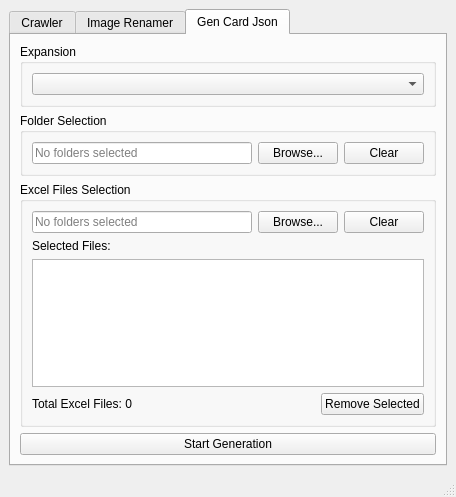
Above: gui.ui from sam9525/pokemon-tcgp-data-scripts before the change. Below: the same form after it.
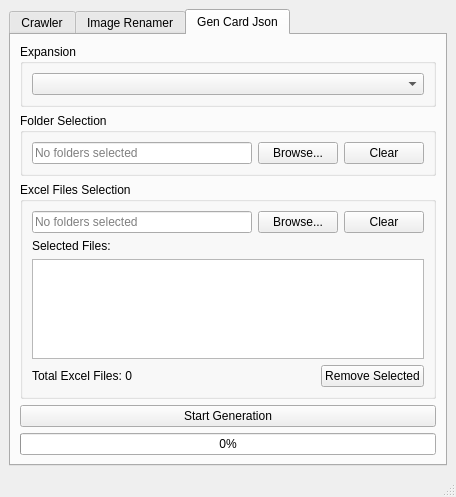
That is the form after the change. The open tabs and pages were chosen to show the change. Icons and pictures are not drawn.

Commit message: Implement generate json in GUI

Patch:
```diff
--- a/gui.ui
+++ b/gui.ui
@@ -537,6 +537,13 @@
             </item>
            </layout>
           </item>
+          <item>
+           <widget class="QProgressBar" name="genJsonProgressBar">
+            <property name="value">
+             <number>0</number>
+            </property>
+           </widget>
+          </item>
          </layout>
         </widget>
        </widget>
```
Left out of the diff: 6 changed lines with no effect on the pictures. The commit also changes 5 other files.
